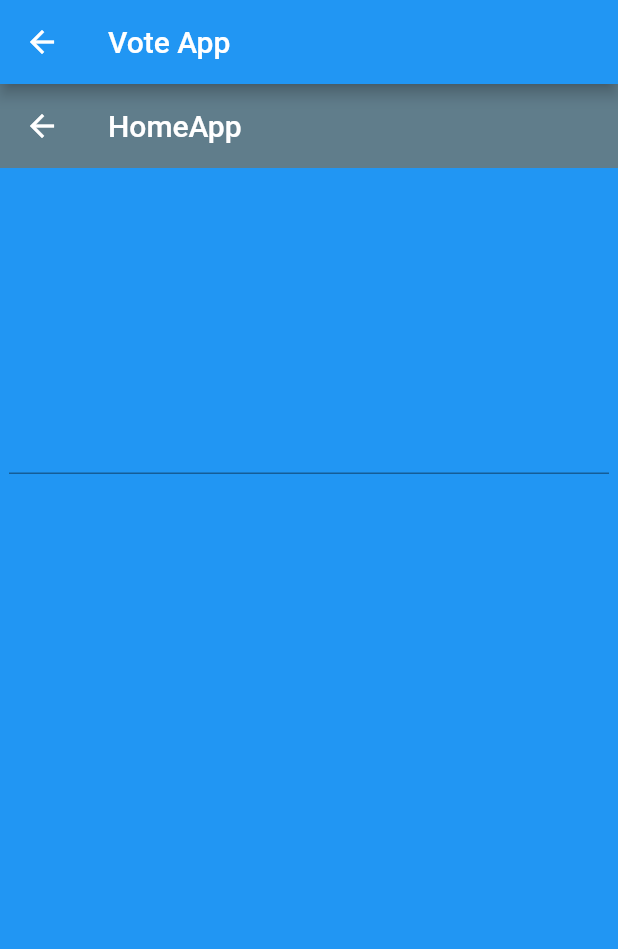
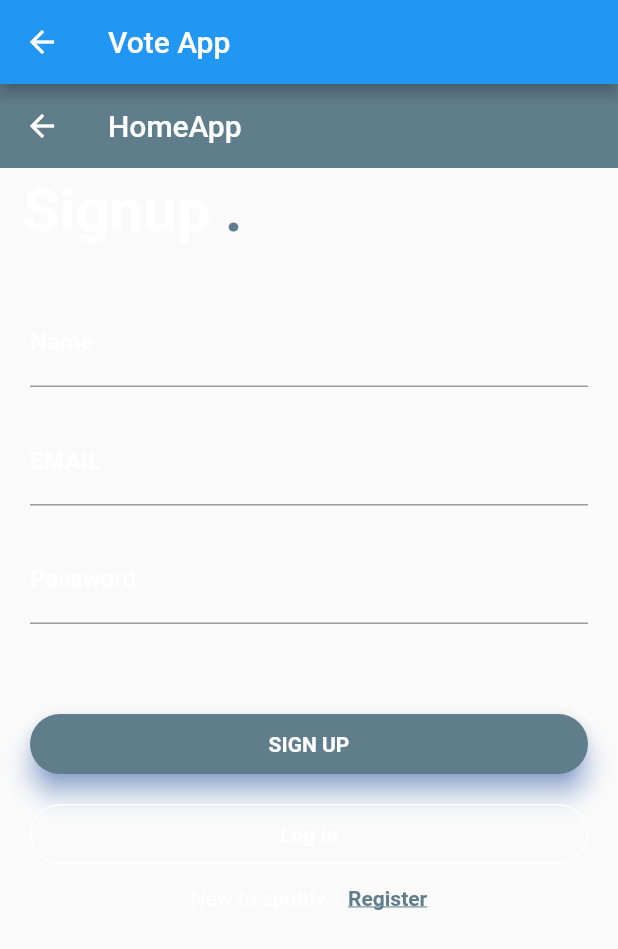
Before and after one commit to m05e5/vote_app, a Flutter app: the LogIn screen opened by its route, on a phone screen of 412 x 824 dp. Shown: the top 949 px of the screen. Run offline on Flutter 3.47's test engine with Material 2 defaults, Android fonts, the phone set to English and light mode, and no system bars; our stand-ins replace charts_flutter; Roboto replaces fonts that are missing (Montserrat).

Commit message:
putting text field on log in page

```diff
--- a/lib/screens/log_in.dart
+++ b/lib/screens/log_in.dart
@@ -26,29 +26,175 @@ class LogIn extends StatelessWidget {
           ],
           ),
       resizeToAvoidBottomPadding: false,
-      body: Container(
-        width: MediaQuery.of(context).size.width,
-        height:MediaQuery.of(context).size.height,
-        color: Colors.blue,
+      body:ListView(
 
-        child: Center(
-          child: Container(
-            width: 400,
-            height: 400,
-            child: Column(
+
+       //crossAxisAlignment: CrossAxisAlignment.start,
+       children:<Widget>[
+         Container(
+
+          child: Stack(
             children: <Widget>[
-                TextField(
+
+              Container(
+                padding:  EdgeInsets.fromLTRB(15.0, 5.0, 0.0, 0.0),
+                child: Text(
+                  'Signup',
                   style: TextStyle(
-                    fontSize:20.0,
-                    color:Colors.white,
+                    fontSize: 40.0, fontWeight: FontWeight.bold, color: Colors.white
+                  )
+                  ,),
+              ),
+              Container(
+                padding:  EdgeInsets.fromLTRB(150.0, 5.0, 0.0, 0.0),
+                child: Text(
+                  '.',
+                  style: TextStyle(
+                    fontSize: 40.0, fontWeight: FontWeight.bold, color: Colors.blueGrey)
                   ),
               )
             ],
           ),
+        ),
+        Container(
+
+          padding: EdgeInsets.only(top:35.0, left: 20.0, right: 20.0),
+          child: Column(
+            children: <Widget>[
+              TextField(
+                decoration: InputDecoration(
+                  labelText: 'Name',
+                  labelStyle: TextStyle(
+                    fontFamily: 'Montserrat',
+                    fontWeight: FontWeight.bold,
+                    color: Colors.white
+                  ),
+                  focusedBorder: UnderlineInputBorder(
+                    borderSide: BorderSide(color: Colors.blueGrey)
                   )
-          ,),
+                ),
+              ),
+              SizedBox(height: 20.0,),
+               TextField(
+                decoration: InputDecoration(
+                  labelText: 'EMAIL',
+                  labelStyle: TextStyle(
+                    fontFamily: 'Montserrat',
+                    fontWeight: FontWeight.bold,
+                    color: Colors.white
+                  ),
+                  focusedBorder: UnderlineInputBorder(
+                    borderSide: BorderSide(color: Colors.blueGrey)
+                  )
+                ),
+              ),
+              SizedBox(height: 20.0,),
+                TextField(
+                decoration: InputDecoration(
+                  labelText: 'Password',
+                  labelStyle: TextStyle(
+                    fontFamily: 'Montserrat',
+                    fontWeight: FontWeight.bold,
+                    color: Colors.white
+                  ),
+                  focusedBorder: UnderlineInputBorder(
+                    borderSide: BorderSide(color: Colors.blueGrey)
+                  )
+                ),
+                obscureText: true,
+              ),
+              SizedBox(height: 5.0),
+              Container(
+                alignment: Alignment(1.0, 0.0),
+                padding: EdgeInsets.only(top: 15.0, left: 20.0),
 
               ),
+              SizedBox(height: 40.0),
+              Container(
+                height: 40.0,
+                child: Material(
+                  borderRadius: BorderRadius.circular(20.0),
+                  shadowColor: Colors.blueAccent,
+                  color: Colors.blueGrey,
+                  elevation: 7.0,
+                  child: GestureDetector(
+                    onTap: () {},
+                    child: Center(
+                      child: Text(
+                        'SIGN UP',
+                        style: TextStyle(
+                          color: Colors.white,
+                          fontWeight: FontWeight.bold,
+                          fontFamily: 'Montserrat',
+                        ),
+                      )
+                    ),
+                  ),
+                ),
+              ),
+              SizedBox(height: 20.0),
+             Container(
+                height: 40.0,
+                color: Colors.transparent,
+                child: Container(
+                  decoration: BoxDecoration(
+                    border: Border.all(
+                      color: Colors.white,
+                      style: BorderStyle.solid,
+                      width: 1.0
+                    ),
+                    color: Colors.transparent,
+                    borderRadius: BorderRadius.circular(20.0)
+                  ),
+                  child: Row(
+                    mainAxisAlignment: MainAxisAlignment.center,
+                    children: <Widget>[
+
+                      Center(
+                        child: Text('Log in',
+                        style: TextStyle(
+                          fontWeight: FontWeight.bold,
+                          fontFamily: 'Montserrat',
+                          color: Colors.white
+                          ),
+                        ),
+                      )
+                    ],
+                  ),
+                ),
+              )
+            ],
+          ),
+        ),
+        SizedBox(height: 15.0),
+        Row(
+          mainAxisAlignment: MainAxisAlignment.center,
+          children: <Widget>[
+            Text(
+              'New to spotify ?',
+              style: TextStyle(
+                 fontFamily: 'Montserrat',
+                 color: Colors.white
+              ),
+            ),
+            SizedBox(width: 5.0),
+            InkWell(
+              onTap: (){
+                Navigator.of(context).pushNamed('signup');
+              },
+              child: Text('Register',
+              style: TextStyle(
+                color: Colors.blueGrey,
+                  fontFamily: 'Montserrat',
+                  fontWeight: FontWeight.bold,
+                  decoration: TextDecoration.underline
+              ),
+              ),
+              )
+          ],
+        )
+      ],
+     )
     );
   }
 }
```
Lines whose indentation alone changed are shown as unchanged.
